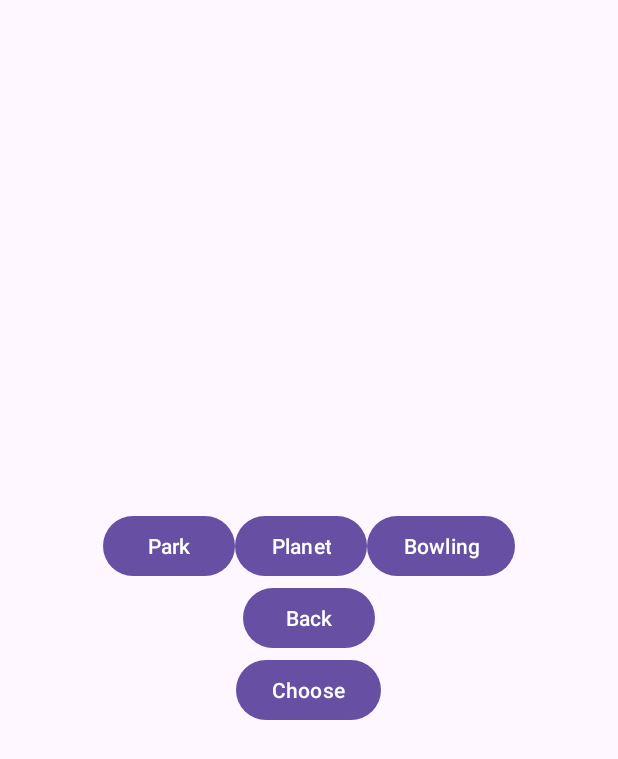
After one commit to vladyslavtarasov/Player, an Android app: the VideoPlayerActivity screen opened directly, with no data from a screen before it, on a phone screen of 412 x 824 dp. The commit adds this screen. Shown: the top 759 px of the screen. Run offline under Robolectric (Android 15) with nearby library versions, the phone set to English and light mode, and no system bars.

Commit message:
Add simple activity with a video player

```diff
--- a/app/src/main/AndroidManifest.xml
+++ b/app/src/main/AndroidManifest.xml
@@ -1,6 +1,8 @@
 <?xml version="1.0" encoding="utf-8"?>
 <manifest xmlns:android="http://schemas.android.com/apk/res/android"
     xmlns:tools="http://schemas.android.com/tools">
+
+    <uses-permission android:name="android.permission.INTERNET" />
 
     <application
         android:allowBackup="true"
@@ -13,6 +15,9 @@
         android:theme="@style/Theme.Player"
         tools:targetApi="31">
         <activity
+            android:name=".VideoPlayerActivity"
+            android:exported="false" />
+        <activity
             android:name=".MainActivity"
             android:exported="true">
             <intent-filter>
--- /dev/null
+++ b/app/src/main/java/com/example/player/VideoPlayerActivity.java
@@ -0,0 +1,103 @@
+package com.example.player;
+
+import androidx.activity.result.ActivityResultLauncher;
+import androidx.activity.result.contract.ActivityResultContracts;
+import androidx.annotation.NonNull;
+import androidx.appcompat.app.AppCompatActivity;
+
+import android.app.Activity;
+import android.content.Intent;
+import android.net.Uri;
+import android.os.Bundle;
+import android.os.PersistableBundle;
+import android.view.View;
+import android.widget.Button;
+import android.widget.FrameLayout;
+import android.widget.LinearLayout;
+import android.widget.MediaController;
+import android.widget.Toast;
+import android.widget.VideoView;
+
+public class VideoPlayerActivity extends AppCompatActivity {
+
+    VideoView videoView;
+    Button chooseButton;
+    String videoUrl = "https://media.geeksforgeeks.org/wp-content/uploads/20201217192146/Screenrecorder-2020-12-17-19-17-36-828.mp4?_=1";
+
+    @Override
+    protected void onCreate(Bundle savedInstanceState) {
+        super.onCreate(savedInstanceState);
+        setContentView(R.layout.activity_video_player);
+
+        videoView = findViewById(R.id.videoView);
+        MediaController mediaController = new MediaController(this);
+
+
+        // sets the anchor view
+        // anchor view for the video
+        //mediaController.setAnchorView(findViewById(R.id.controllerAnchor));
+
+        mediaController.setMediaPlayer(videoView);
+        videoView.setMediaController(mediaController);
+
+        chooseButton = findViewById(R.id.chooseVideo);
+        chooseButton.setOnClickListener(v -> {
+            Intent intent = new Intent(Intent.ACTION_GET_CONTENT);
+            intent.setType("video/*");
+            videoActivityResultLauncher.launch(Intent.createChooser(intent, "Select Video"));
+        });
+    }
+
+    public void back(View view) {
+        finish();
+    }
+
+    public void showParkVideo(View view) {
+        showVideo(view, R.raw.park);
+    }
+
+    public void showPlanetVideo(View view) {
+        showVideo(view, R.raw.planet);
+    }
+
+    public void showBowlingVideo(View view) {
+        showVideo(view, R.raw.bowling);
+    }
+
+    public void showVideo(View view, int RVideo) {
+        FrameLayout frameLayout = findViewById(R.id.frameLayout);
+        frameLayout.setVisibility(View.VISIBLE);
+        Uri uri = Uri.parse( "android.resource://" + getPackageName() + "/" + RVideo);
+        //Uri uri = Uri.parse(videoUrl);
+        videoView.setVideoURI(uri);
+
+        videoView.start();
+    }
+
+    private final ActivityResultLauncher<Intent> videoActivityResultLauncher =
+            registerForActivityResult(new ActivityResultContracts.StartActivityForResult(),
+                    result -> {
+                        if (result.getResultCode() == Activity.RESULT_OK) {
+                            Intent data = result.getData();
+                            if (data != null) {
+                                Uri videoUri = data.getData();
+                                videoView.setVideoURI(videoUri);
+                                FrameLayout frameLayout = findViewById(R.id.frameLayout);
+                                frameLayout.setVisibility(View.VISIBLE);
+                                videoView.start();
+                            }
+                        } else {
+                            Toast.makeText(VideoPlayerActivity.this, "Cancelled", Toast.LENGTH_SHORT).show();
+                        }
+                    });
+
+    @Override
+    public void onSaveInstanceState(@NonNull Bundle outState, @NonNull PersistableBundle outPersistentState) {
+        super.onSaveInstanceState(outState, outPersistentState);
+    }
+
+    @Override
+    protected void onRestoreInstanceState(@NonNull Bundle savedInstanceState) {
+        super.onRestoreInstanceState(savedInstanceState);
+    }
+}
--- /dev/null
+++ b/app/src/main/res/layout/activity_video_player.xml
@@ -0,0 +1,63 @@
+<?xml version="1.0" encoding="utf-8"?>
+<LinearLayout xmlns:android="http://schemas.android.com/apk/res/android"
+    xmlns:app="http://schemas.android.com/apk/res-auto"
+    xmlns:tools="http://schemas.android.com/tools"
+    android:layout_width="match_parent"
+    android:layout_height="match_parent"
+    android:orientation="vertical"
+    android:gravity="center">
+
+    <FrameLayout
+        android:id="@+id/frameLayout"
+        android:layout_width="wrap_content"
+        android:layout_height="0dp"
+        android:layout_gravity="center"
+        android:layout_weight="1"
+        android:visibility="gone" >
+
+        <VideoView
+            android:id="@+id/videoView"
+            android:layout_width="match_parent"
+            android:layout_height="wrap_content"/>
+
+    </FrameLayout>
+
+    <LinearLayout
+        android:layout_width="wrap_content"
+        android:layout_height="wrap_content"
+        android:orientation="horizontal">
+
+        <Button
+            android:text="Park"
+            android:layout_width="wrap_content"
+            android:layout_height="wrap_content"
+            android:onClick="showParkVideo" />
+
+        <Button
+            android:text="Planet"
+            android:layout_width="wrap_content"
+            android:layout_height="wrap_content"
+            android:onClick="showPlanetVideo" />
+
+        <Button
+            android:text="Bowling"
+            android:layout_width="wrap_content"
+            android:layout_height="wrap_content"
+            android:onClick="showBowlingVideo" />
+
+    </LinearLayout>
+
+    <Button
+        android:text="Back"
+        android:layout_width="wrap_content"
+        android:layout_height="wrap_content"
+        android:onClick="back" />
+
+    <Button
+        android:id="@+id/chooseVideo"
+        android:text="Choose"
+        android:layout_width="wrap_content"
+        android:layout_height="wrap_content"
+        android:onClick="back" />
+
+</LinearLayout>
```
Also changed, not shown: app/src/main/java/com/example/player/MainActivity.java (+11 -0 lines), app/src/main/res/layout/activity_main.xml (+7 -4 lines), 3 other files.
